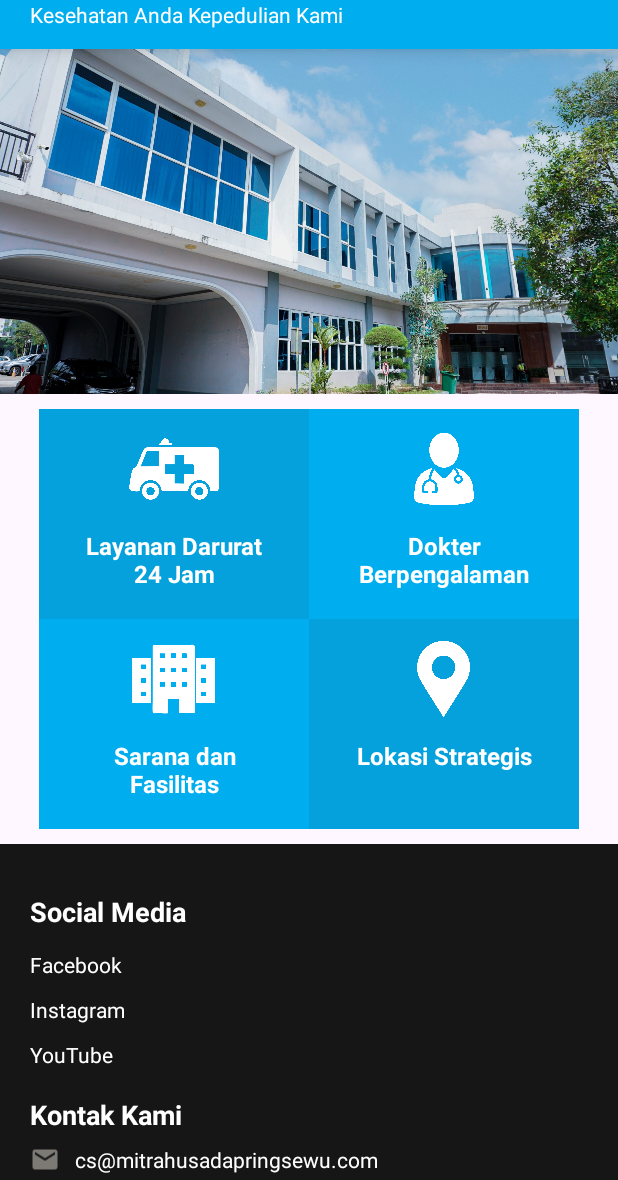
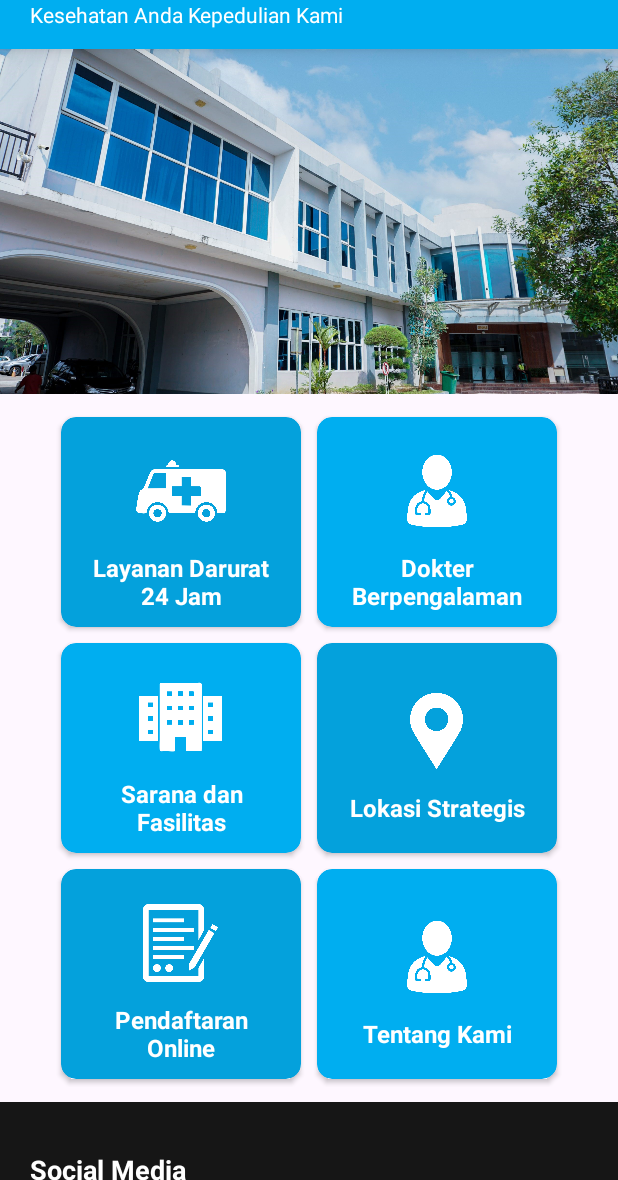
Before and after one commit to nvrakmal/RSMitraHusada, an Android app: the screen it shows after launch (MainActivity), on a phone screen of 412 x 824 dp, the part 56-1236 px from its top. Run offline under Robolectric (Android 15) with nearby library versions, the phone set to English and light mode, and no system bars.

Commit message:
master: Mengubah tampilan layout menu utama dan menambahkan 2 activity: Pendaftaran dan Tentang Kami (Belum diisi)

```diff
--- a/Project/app/src/main/AndroidManifest.xml
+++ b/Project/app/src/main/AndroidManifest.xml
@@ -30,6 +30,12 @@
             android:name=".mainmenu.Dokter"
             android:exported="false" />
         <activity
+            android:name=".mainmenu.Pendaftaran"
+            android:exported="false" />
+        <activity
+            android:name=".mainmenu.TentangKami"
+            android:exported="false" />
+        <activity
             android:name=".MainActivity"
             android:exported="true">
             <intent-filter>
--- a/Project/app/src/main/res/layout/activity_lokasi.xml
+++ b/Project/app/src/main/res/layout/activity_lokasi.xml
@@ -44,7 +44,10 @@
         android:layout_height="wrap_content"
         android:text="RS Mitra Husada Pringsewu, memiliki lokasi yang strategis pada kota Pringsewu. Beralamat lengkap di Jl. Jendral Ahmad Yani No. 14, Kec. Pringsewu, Kab. Pringsewu, Lampung."
         android:textSize="14sp"
-        android:padding="8dp" />
+        android:paddingLeft="20dp"
+        android:paddingRight="20dp"
+        android:paddingTop="10dp"
+        android:paddingBottom="10dp"/>
 
     <Button
         android:id="@+id/btn_google_maps"
--- a/Project/app/src/main/res/layout/activity_main.xml
+++ b/Project/app/src/main/res/layout/activity_main.xml
@@ -66,16 +66,24 @@
                 android:layout_width="match_parent"
                 android:layout_height="wrap_content"
                 android:gravity="center_horizontal"
-                android:paddingTop="10dp">
+                android:paddingTop="10dp"
+                android:paddingLeft="10dp"
+                android:paddingRight="10dp">
+
+                <androidx.cardview.widget.CardView
+                    android:id="@+id/card_layanan"
+                    android:layout_width="160dp"
+                    android:layout_height="140dp"
+                    android:foreground="?android:attr/selectableItemBackground"
+                    app:cardBackgroundColor="#04A1DC"
+                    app:cardCornerRadius="10dp"
+                    android:onClick="Layanan"
+                    android:layout_margin="5dp">
 
                     <LinearLayout
-                    android:id="@+id/layout_layanan"
-                    android:layout_width="180dp"
-                    android:layout_height="140dp"
-                    android:background="#04A1DC"
-                    android:foreground="?android:attr/selectableItemBackground"
-                    android:gravity="center_horizontal"
-                    android:onClick="Layanan"
+                        android:layout_width="match_parent"
+                        android:layout_height="match_parent"
+                        android:gravity="center"
                         android:orientation="vertical">
 
                         <ImageView
@@ -94,15 +102,22 @@
                             android:textSize="16sp"
                             android:textStyle="bold" />
                     </LinearLayout>
+                </androidx.cardview.widget.CardView>
+
+                <androidx.cardview.widget.CardView
+                    android:id="@+id/card_dokter"
+                    android:layout_width="160dp"
+                    android:layout_height="140dp"
+                    android:foreground="?android:attr/selectableItemBackground"
+                    app:cardBackgroundColor="#00AEF0"
+                    app:cardCornerRadius="10dp"
+                    android:onClick="Dokter"
+                    android:layout_margin="5dp">
 
                     <LinearLayout
-                    android:id="@+id/layout_dokter"
-                    android:layout_width="180dp"
-                    android:layout_height="140dp"
-                    android:background="#00AEF0"
-                    android:foreground="?android:attr/selectableItemBackground"
-                    android:gravity="center_horizontal"
-                    android:onClick="Dokter"
+                        android:layout_width="match_parent"
+                        android:layout_height="match_parent"
+                        android:gravity="center"
                         android:orientation="vertical">
 
                         <ImageView
@@ -121,6 +136,7 @@
                             android:textSize="16sp"
                             android:textStyle="bold" />
                     </LinearLayout>
+                </androidx.cardview.widget.CardView>
             </LinearLayout>
 
             <LinearLayout
@@ -128,17 +144,23 @@
                 android:layout_width="match_parent"
                 android:layout_height="wrap_content"
                 android:gravity="center_horizontal"
-                android:paddingTop="0dp"
-                android:paddingBottom="10dp">
+                android:paddingLeft="10dp"
+                android:paddingRight="10dp">
+
+                <androidx.cardview.widget.CardView
+                    android:id="@+id/card_sarana"
+                    android:layout_width="160dp"
+                    android:layout_height="140dp"
+                    android:foreground="?android:attr/selectableItemBackground"
+                    app:cardBackgroundColor="#00AEF0"
+                    app:cardCornerRadius="10dp"
+                    android:onClick="Sarana"
+                    android:layout_margin="5dp">
 
                     <LinearLayout
-                    android:id="@+id/layout_sarana"
-                    android:layout_width="180dp"
-                    android:layout_height="140dp"
-                    android:background="#00AEF0"
-                    android:foreground="?android:attr/selectableItemBackground"
-                    android:gravity="center_horizontal"
-                    android:onClick="Sarana"
+                        android:layout_width="match_parent"
+                        android:layout_height="match_parent"
+                        android:gravity="center"
                         android:orientation="vertical">
 
                         <ImageView
@@ -157,15 +179,22 @@
                             android:textSize="16sp"
                             android:textStyle="bold" />
                     </LinearLayout>
+                </androidx.cardview.widget.CardView>
+
+                <androidx.cardview.widget.CardView
+                    android:id="@+id/card_lokasi"
+                    android:layout_width="160dp"
+                    android:layout_height="140dp"
+                    android:foreground="?android:attr/selectableItemBackground"
+                    app:cardBackgroundColor="#04A1DC"
+                    app:cardCornerRadius="10dp"
+                    android:onClick="Lokasi"
+                    android:layout_margin="5dp">
 
                     <LinearLayout
-                    android:id="@+id/layout_lokasi"
-                    android:layout_width="180dp"
-                    android:layout_height="140dp"
-                    android:background="#04A1DC"
-                    android:foreground="?android:attr/selectableItemBackground"
-                    android:gravity="center_horizontal"
-                    android:onClick="Lokasi"
+                        android:layout_width="match_parent"
+                        android:layout_height="match_parent"
+                        android:gravity="center"
                         android:orientation="vertical">
 
                         <ImageView
@@ -184,11 +213,89 @@
                             android:textSize="16sp"
                             android:textStyle="bold" />
                     </LinearLayout>
+                </androidx.cardview.widget.CardView>
+            </LinearLayout>
+
+            <LinearLayout
+                android:id="@+id/navigasi_3"
+                android:layout_width="match_parent"
+                android:layout_height="wrap_content"
+                android:gravity="center_horizontal"
+                android:paddingBottom="10dp"
+                android:paddingLeft="10dp"
+                android:paddingRight="10dp">
+
+                <androidx.cardview.widget.CardView
+                    android:id="@+id/card_pendaftaran"
+                    android:layout_width="160dp"
+                    android:layout_height="140dp"
+                    android:foreground="?android:attr/selectableItemBackground"
+                    app:cardBackgroundColor="#04A1DC"
+                    app:cardCornerRadius="10dp"
+                    android:onClick="Pendaftaran"
+                    android:layout_margin="5dp">
+
+                    <LinearLayout
+                        android:layout_width="match_parent"
+                        android:layout_height="match_parent"
+                        android:gravity="center"
+                        android:orientation="vertical">
+
+                        <ImageView
+                            android:layout_width="50dp"
+                            android:layout_height="80dp"
+                            android:src="@drawable/ic_pendaftaran" />
+
+                        <TextView
+                            android:layout_width="match_parent"
+                            android:layout_height="wrap_content"
+                            android:gravity="center_horizontal"
+                            android:paddingLeft="20dp"
+                            android:paddingRight="20dp"
+                            android:text="Pendaftaran Online"
+                            android:textColor="@color/white"
+                            android:textSize="16sp"
+                            android:textStyle="bold" />
+                    </LinearLayout>
+                </androidx.cardview.widget.CardView>
+
+                <androidx.cardview.widget.CardView
+                    android:id="@+id/card_tentangkami"
+                    android:layout_width="160dp"
+                    android:layout_height="140dp"
+                    android:foreground="?android:attr/selectableItemBackground"
+                    app:cardBackgroundColor="#00AEF0"
+                    app:cardCornerRadius="10dp"
+                    android:onClick="TentangKami"
+                    android:layout_margin="5dp">
+
+                    <LinearLayout
+                        android:layout_width="match_parent"
+                        android:layout_height="match_parent"
+                        android:gravity="center"
+                        android:orientation="vertical">
+
+                        <ImageView
+                            android:layout_width="40dp"
+                            android:layout_height="80dp"
+                            android:src="@drawable/doctor" />
+
+                        <TextView
+                            android:layout_width="match_parent"
+                            android:layout_height="wrap_content"
+                            android:gravity="center_horizontal"
+                            android:paddingLeft="20dp"
+                            android:paddingRight="20dp"
+                            android:text="Tentang Kami"
+                            android:textColor="@color/white"
+                            android:textSize="16sp"
+                            android:textStyle="bold" />
+                    </LinearLayout>
+                </androidx.cardview.widget.CardView>
             </LinearLayout>
 
             <LinearLayout
                 android:paddingTop="25dp"
-                android:paddingBottom="25dp"
                 android:layout_width="match_parent"
                 android:layout_height="wrap_content"
                 android:background="#161616"
@@ -353,6 +460,12 @@
                         android:textSize="14sp" />
                 </LinearLayout>
 
+                <LinearLayout
+                    android:layout_marginTop="20dp"
+                    android:layout_width="match_parent"
+                    android:layout_height="10dp"
+                    android:background="#00AEF0">
+                </LinearLayout>
             </LinearLayout>
         </LinearLayout>
     </ScrollView>
```
Also changed, not shown: Project/app/src/main/java/com/rsmitrahusada/MainActivity.java (+7 -0 lines), Project/app/src/main/java/com/rsmitrahusada/mainmenu/Pendaftaran.java (added, +32 -0 lines), Project/app/src/main/java/com/rsmitrahusada/mainmenu/TentangKami.java (added, +32 -0 lines), Project/app/src/main/res/layout/activity_pendaftaran.xml (added, +38 -0 lines), Project/app/src/main/res/layout/activity_tentangkami.xml (added, +38 -0 lines), Project/app/src/main/res/drawable/ic_pendaftaran.png (added), Project/app/src/main/res/drawable/ic_tentangkami.png (added). Lines whose indentation alone changed are shown as unchanged.
